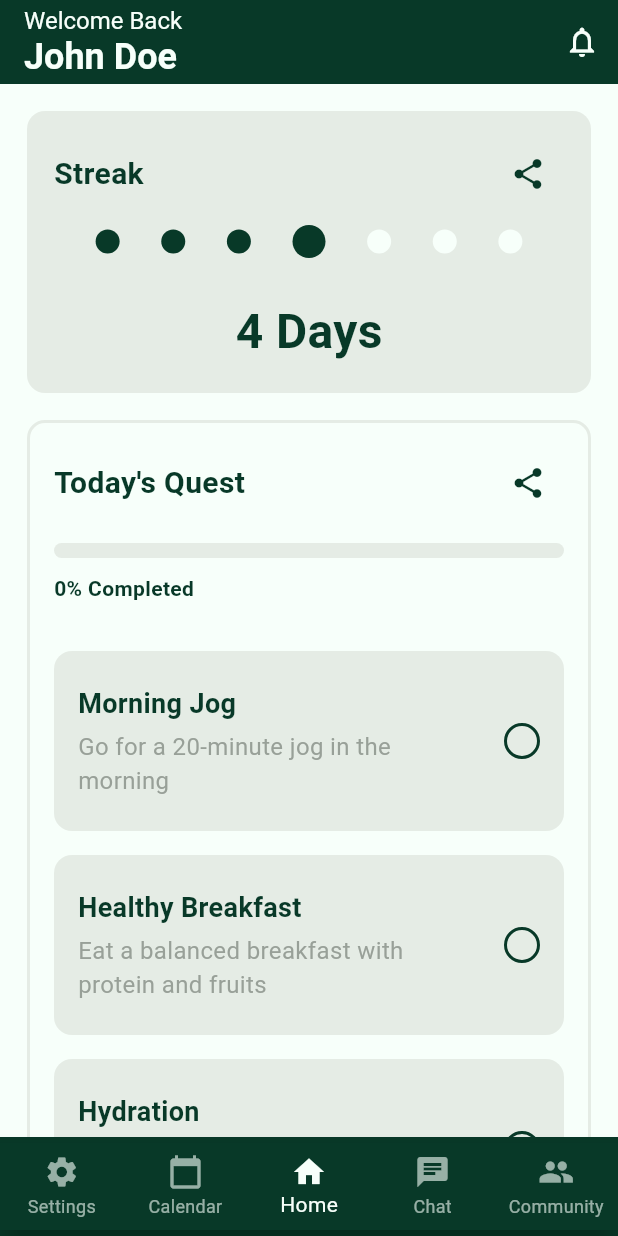
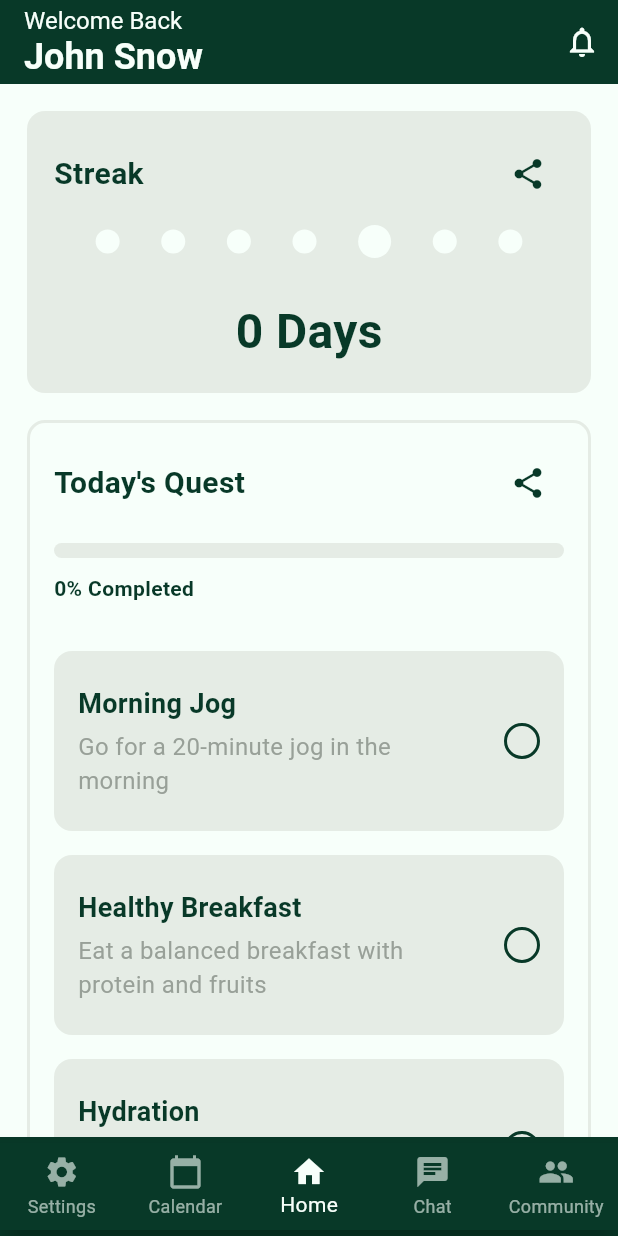
Before and after one commit to OppaiMilk/FitQuest, a Flutter app: the screen it shows after launch, after a tap on the "share" icon, on a phone screen of 412 x 824 dp. Run offline on Flutter 3.47's test engine with Material 3 defaults, Android fonts, the phone set to English and light mode, and no system bars; our stand-ins replace flutter_bloc; network calls fail.

Commit message:
Just look at the file structure, currently incomplete

```diff
--- /dev/null
+++ b/lib/core/utils/time_parser.dart
@@ -0,0 +1,45 @@
+class TimeParser {
+  static DateTime getMalaysiaTime() {
+    final now = DateTime.now().toUtc();
+    return now.add(const Duration(hours: 8));
+  }
+
+  static bool isConsecutiveDay(DateTime lastCompletedDate) {
+    final today = getMalaysiaTime();
+    final yesterday = today.subtract(const Duration(days: 1));
+
+    return lastCompletedDate.year == yesterday.year &&
+           lastCompletedDate.month == yesterday.month &&
+           lastCompletedDate.day == yesterday.day;
+  }
+
+  static bool isToday(DateTime date) {
+    final today = getMalaysiaTime();
+    return date.year == today.year &&
+           date.month == today.month &&
+           date.day == today.day;
+  }
+
+  static String formatDateTime(DateTime dateTime) {
+    return '${dateTime.year}-${_twoDigits(dateTime.month)}-${_twoDigits(dateTime.day)} '
+           '${_twoDigits(dateTime.hour)}:${_twoDigits(dateTime.minute)}:${_twoDigits(dateTime.second)}.${_threeDigits(dateTime.millisecond)}';
+  }
+
+  static String formatOffset(Duration offset) {
+    String sign = offset.isNegative ? '-' : '+';
+    int hours = offset.inHours.abs();
+    int minutes = offset.inMinutes.abs() % 60;
+    return '$sign${_twoDigits(hours)}:${_twoDigits(minutes)}';
+  }
+
+  static String _twoDigits(int n) {
+    if (n >= 10) return "$n";
+    return "0$n";
+  }
+
+  static String _threeDigits(int n) {
+    if (n >= 100) return "$n";
+    if (n >= 10) return "0$n";
+    return "00$n";
+  }
+}
--- a/lib/features/user_main/bloc/quest_bloc.dart
+++ b/lib/features/user_main/bloc/quest_bloc.dart
@@ -1,13 +1,10 @@
 import 'package:flutter_bloc/flutter_bloc.dart';
 import 'package:calories_tracking/features/user_main/models/quest.dart';
 import 'package:calories_tracking/features/user_main/repositories/quest_repository.dart';
+import 'package:calories_tracking/features/user_main/bloc/user_bloc.dart';
 
 // Events
-abstract class QuestEvent {
-  const QuestEvent();
-
-  List<Object> get props => [];
-}
+abstract class QuestEvent {}
 
 class FetchQuests extends QuestEvent {}
 
@@ -15,18 +12,11 @@ class UpdateQuestStatus extends QuestEvent {
   final int index;
   final bool status;
 
-  const UpdateQuestStatus(this.index, this.status);
-
-  @override
-  List<Object> get props => [index, status];
+  UpdateQuestStatus(this.index, this.status);
 }
 
 // States
-abstract class QuestState {
-  const QuestState();
-
-  List<Object> get props => [];
-}
+abstract class QuestState {}
 
 class QuestInitial extends QuestState {}
 
@@ -36,14 +26,10 @@ class QuestLoaded extends QuestState {
   final List<Quest> quests;
   final List<bool> questCompletionStatus;
 
-  const QuestLoaded(this.quests, this.questCompletionStatus);
-
-  @override
-  List<Object> get props => [quests, questCompletionStatus];
+  QuestLoaded(this.quests, this.questCompletionStatus);
 
   double get completionPercentage {
-    int completedQuests =
-        questCompletionStatus.where((status) => status).length;
+    int completedQuests = questCompletionStatus.where((status) => status).length;
     return completedQuests / questCompletionStatus.length;
   }
 
@@ -61,23 +47,20 @@ class QuestLoaded extends QuestState {
 class QuestError extends QuestState {
   final String message;
 
-  const QuestError(this.message);
-
-  @override
-  List<Object> get props => [message];
+  QuestError(this.message);
 }
 
 // BLoC
 class QuestBloc extends Bloc<QuestEvent, QuestState> {
   final QuestRepository _questRepository;
+  final UserBloc _userBloc;
 
-  QuestBloc(this._questRepository) : super(QuestInitial()) {
+  QuestBloc(this._questRepository, this._userBloc) : super(QuestInitial()) {
     on<FetchQuests>(_onFetchQuests);
     on<UpdateQuestStatus>(_onUpdateQuestStatus);
   }
 
-  Future<void> _onFetchQuests(
-      FetchQuests event, Emitter<QuestState> emit) async {
+  Future<void> _onFetchQuests(FetchQuests event, Emitter<QuestState> emit) async {
     emit(QuestLoading());
     try {
       final quests = await _questRepository.getQuests();
@@ -93,7 +76,27 @@ class QuestBloc extends Bloc<QuestEvent, QuestState> {
       final currentState = state as QuestLoaded;
       final updatedStatus = List<bool>.from(currentState.questCompletionStatus);
       updatedStatus[event.index] = event.status;
-      emit(currentState.copyWith(questCompletionStatus: updatedStatus));
+
+      final newState = currentState.copyWith(questCompletionStatus: updatedStatus);
+      emit(newState);
+
+      // Calculate total points earned and check if all quests are completed
+      int pointsEarned = 0;
+      bool allQuestsCompleted = true;
+      for (int i = 0; i < newState.quests.length; i++) {
+        if (newState.questCompletionStatus[i]) {
+          pointsEarned += newState.quests[i].points;
+        } else {
+          allQuestsCompleted = false;
+        }
+      }
+
+      // Update the user's streak and points
+      _userBloc.add(UpdateStreak(
+        userId: 'currentUserId', // You'll need to get the actual user ID
+        allQuestsCompleted: allQuestsCompleted,
+        pointsEarned: pointsEarned,
+      ));
     }
   }
 }
--- /dev/null
+++ b/lib/features/user_main/bloc/user_bloc.dart
@@ -0,0 +1,93 @@
+import 'package:flutter_bloc/flutter_bloc.dart';
+import 'package:calories_tracking/features/user_main/models/user.dart';
+import 'package:calories_tracking/features/user_main/repositories/user_repository.dart';
+
+// Events
+abstract class UserEvent {}
+
+class FetchUser extends UserEvent {
+  final String userId;
+  FetchUser(this.userId);
+}
+
+class UpdateStreak extends UserEvent {
+  final String userId;
+  final bool allQuestsCompleted;
+  final int pointsEarned;
+
+  UpdateStreak({
+    required this.userId,
+    required this.allQuestsCompleted,
+    required this.pointsEarned,
+  });
+}
+
+// States
+abstract class UserState {}
+
+class UserInitial extends UserState {}
+
+class UserLoading extends UserState {}
+
+class UserLoaded extends UserState {
+  final User user;
+  final bool allQuestsCompletedToday;
+
+  UserLoaded(this.user, this.allQuestsCompletedToday);
+}
+
+class UserError extends UserState {
+  final String message;
+  UserError(this.message);
+}
+
+// BLoC
+class UserBloc extends Bloc<UserEvent, UserState> {
+  final UserRepository _userRepository;
+
+  UserBloc(this._userRepository) : super(UserInitial()) {
+    on<FetchUser>(_onFetchUser);
+    on<UpdateStreak>(_onUpdateStreak);
+  }
+
+  Future<void> _onFetchUser(FetchUser event, Emitter<UserState> emit) async {
+    emit(UserLoading());
+    try {
+      final user = await _userRepository.getUserById(event.userId);
+      emit(UserLoaded(user, false)); // Assume quests are not completed when fetching
+    } catch (e) {
+      emit(UserError('Failed to fetch user: ${e.toString()}'));
+    }
+  }
+
+  Future<void> _onUpdateStreak(UpdateStreak event, Emitter<UserState> emit) async {
+    if (state is UserLoaded) {
+      final currentState = state as UserLoaded;
+      final currentUser = currentState.user;
+
+      final today = DateTime.now();
+      final lastCompleted = currentUser.lastCompletedDate;
+
+      int newStreak = currentUser.currentStreak;
+      if (event.allQuestsCompleted) {
+        if (today.difference(lastCompleted).inDays == 1) {
+          // Increment streak if it's a consecutive day
+          newStreak++;
+        } else if (today.difference(lastCompleted).inDays > 1) {
+          // Reset streak if it's not consecutive
+          newStreak = 1;
+        }
+      }
+
+      final updatedUser = currentUser.copyWith(
+        currentStreak: newStreak,
+        lastCompletedDate: event.allQuestsCompleted ? today : currentUser.lastCompletedDate,
+        totalPoints: currentUser.totalPoints + event.pointsEarned,
+        completedSessions: currentUser.completedSessions + (event.allQuestsCompleted ? 1 : 0),
+      );
+
+      await _userRepository.updateUser(updatedUser);
+      emit(UserLoaded(updatedUser, event.allQuestsCompleted));
+    }
+  }
+}
--- /dev/null
+++ b/lib/features/user_main/models/user.dart
@@ -0,0 +1,75 @@
+class User {
+  final String id;
+  final String name;
+  final int currentStreak;
+  final DateTime lastCompletedDate;
+  final int totalPoints;
+  final int completedSessions;
+  final String email;
+  final String location;
+
+  const User({
+    required this.id,
+    required this.name,
+    required this.currentStreak,
+    required this.lastCompletedDate,
+    required this.totalPoints,
+    required this.completedSessions,
+    required this.email,
+    required this.location,
+  });
+
+  User copyWith({
+    String? id,
+    String? name,
+    int? currentStreak,
+    DateTime? lastCompletedDate,
+    int? totalPoints,
+    int? completedSessions,
+    String? email,
+    String? location,
+  }) {
+    return User(
+      id: id ?? this.id,
+      name: name ?? this.name,
+      currentStreak: currentStreak ?? this.currentStreak,
+      lastCompletedDate: lastCompletedDate ?? this.lastCompletedDate,
+      totalPoints: totalPoints ?? this.totalPoints,
+      completedSessions: completedSessions ?? this.completedSessions,
+      email: email ?? this.email,
+      location: location ?? this.location,
+    );
+  }
+
+  @override
+  String toString() {
+    return 'User(id: $id, name: $name, currentStreak: $currentStreak, lastCompletedDate: $lastCompletedDate, totalPoints: $totalPoints, completedSessions: $completedSessions, email: $email, location: $location)';
+  }
+
+  @override
+  bool operator ==(Object other) {
+    if (identical(this, other)) return true;
+
+    return other is User &&
+        other.id == id &&
+        other.name == name &&
+        other.currentStreak == currentStreak &&
+        other.lastCompletedDate == lastCompletedDate &&
+        other.totalPoints == totalPoints &&
+        other.completedSessions == completedSessions &&
+        other.email == email &&
+        other.location == location;
+  }
+
+  @override
+  int get hashCode {
+    return id.hashCode ^
+    name.hashCode ^
+    currentStreak.hashCode ^
+    lastCompletedDate.hashCode ^
+    totalPoints.hashCode ^
+    completedSessions.hashCode ^
+    email.hashCode ^
+    location.hashCode;
+  }
+}
--- /dev/null
+++ b/lib/features/user_main/repositories/user_repository.dart
@@ -0,0 +1,49 @@
+import 'package:calories_tracking/features/user_main/models/user.dart';
+import 'package:calories_tracking/core/utils/time_parser.dart';
+
+class UserRepository {
+  // Simulating a data source
+  final List<User> _users = [
+    User(
+      id: '1',
+      name: 'John Snow',
+      currentStreak: 1,
+      lastCompletedDate: TimeParser.getMalaysiaTime(),
+      totalPoints: 150,
+      completedSessions: 12,
+      email: 'john.snow@example.com',
+      location: 'Kuala Lumpur',
+    ),
+  ];
+
+  Future<User> getUserById(String id) async {
+    // Simulating API call
+    await Future.delayed(const Duration(seconds: 1));
+
+    return _users.firstWhere(
+          (user) => user.id == id,
+      orElse: () => User(
+        id: id,
+        name: 'Unknown User',
+        currentStreak: 0,
+        lastCompletedDate: TimeParser.getMalaysiaTime(),
+        totalPoints: 0,
+        completedSessions: 0,
+        email: 'unknown@example.com',
+        location: 'Unknown',
+      ),
+    );
+  }
+
+  Future<void> updateUser(User user) async {
+    // Simulating API call
+    await Future.delayed(const Duration(seconds: 1));
+
+    final index = _users.indexWhere((u) => u.id == user.id);
+    if (index != -1) {
+      _users[index] = user;
+    } else {
+      _users.add(user);
+    }
+  }
+}
--- a/lib/features/user_main/screens/user_main_screen.dart
+++ b/lib/features/user_main/screens/user_main_screen.dart
@@ -1,25 +1,57 @@
 import 'package:flutter/material.dart';
 import 'package:flutter_bloc/flutter_bloc.dart';
 import 'package:calories_tracking/core/theme/app_theme.dart';
+import 'package:calories_tracking/features/user_main/models/user.dart';
 import 'package:calories_tracking/features/user_main/bloc/quest_bloc.dart';
+import 'package:calories_tracking/features/user_main/bloc/user_bloc.dart';
 import 'package:calories_tracking/features/user_main/widgets/bottom_navigation.dart';
 import 'package:calories_tracking/features/user_main/widgets/quest_section.dart';
 import 'package:calories_tracking/features/user_main/widgets/streak_card.dart';
+import 'package:calories_tracking/features/user_main/widgets/quest_item.dart';
 
 class UserMainScreen extends StatelessWidget {
-  const UserMainScreen({super.key});
+  const UserMainScreen({Key? key}) : super(key: key);
 
   @override
   Widget build(BuildContext context) {
+    context.read<UserBloc>().add(FetchUser('1'));
+
     return Scaffold(
       backgroundColor: AppTheme.tertiaryColor,
-      appBar: AppBar(
+      appBar: _buildAppBar(),
+      body: _buildBody(),
+      bottomNavigationBar: const BottomNavigationBarWidget(),
+    );
+  }
+
+  PreferredSizeWidget _buildAppBar() {
+    return AppBar(
       backgroundColor: AppTheme.primaryColor,
       elevation: 0,
-        title: const Column(
+      title: BlocBuilder<UserBloc, UserState>(
+        builder: (context, state) {
+          if (state is UserLoaded) {
+            return _buildWelcomeText(state.user.name);
+          }
+          return const Text('Welcome');
+        },
+      ),
+      actions: [
+        IconButton(
+          icon: const Icon(Icons.notifications_outlined, color: AppTheme.primaryTextColor),
+          onPressed: () {
+            // TODO: Implement notification functionality
+          },
+        ),
+      ],
+    );
+  }
+
+  Widget _buildWelcomeText(String userName) {
+    return Column(
       crossAxisAlignment: CrossAxisAlignment.start,
       children: [
-            Text(
+        const Text(
           'Welcome Back',
           style: TextStyle(
             color: AppTheme.primaryTextColor,
@@ -28,67 +60,93 @@ class UserMainScreen extends StatelessWidget {
           ),
         ),
         Text(
-              'John Doe',
-              style: TextStyle(
+          userName,
+          style: const TextStyle(
             color: AppTheme.primaryTextColor,
             fontSize: 24,
             fontWeight: FontWeight.bold,
           ),
         ),
       ],
-        ),
-        actions: [
-          IconButton(
-            icon: const Icon(Icons.notifications_outlined,
-                color: AppTheme.primaryTextColor),
-            onPressed: () {},
-          ),
-        ],
-      ),
-      body: BlocBuilder<QuestBloc, QuestState>(
-        builder: (context, state) {
-          if (state is QuestInitial) {
+    );
+  }
+
+  Widget _buildBody() {
+    return BlocBuilder<UserBloc, UserState>(
+      builder: (context, userState) {
+        if (userState is UserLoaded) {
+          return BlocBuilder<QuestBloc, QuestState>(
+            builder: (context, questState) {
+              if (questState is QuestInitial) {
                 context.read<QuestBloc>().add(FetchQuests());
+              }
+              return _buildContent(userState.user, questState, userState.allQuestsCompletedToday);
+            },
+          );
+        }
         return const Center(child: CircularProgressIndicator());
-          } else if (state is QuestLoading) {
+      },
+    );
+  }
+
+  Widget _buildContent(User user, QuestState questState, bool allQuestsCompletedToday) {
+    if (questState is QuestLoading) {
       return const Center(child: CircularProgressIndicator());
-          } else if (state is QuestLoaded) {
+    } else if (questState is QuestLoaded) {
       return CustomScrollView(
         slivers: [
           SliverPadding(
             padding: const EdgeInsets.all(18),
             sliver: SliverToBoxAdapter(
               child: StreakCard(
+                streakDays: user.currentStreak,
                 onSharePressed: () {
-                        //TODO implement share code
+                  // TODO: Implement share functionality
                 },
+                allQuestsCompletedToday: allQuestsCompletedToday,
               ),
             ),
           ),
           SliverPadding(
             padding: const EdgeInsets.symmetric(horizontal: 18),
             sliver: SliverToBoxAdapter(
-                    child: QuestSection(
-                      quests: state.quests,
-                      questCompletionStatus: state.questCompletionStatus,
-                      completionPercentage: state.completionPercentage,
-                      onQuestStatusChanged: (index, status) {
-                        context
-                            .read<QuestBloc>()
-                            .add(UpdateQuestStatus(index, status));
-                      },
-                    ),
+              child: _buildQuestSection(questState),
             ),
           ),
         ],
       );
-          } else if (state is QuestError) {
-            return Center(child: Text('Error: ${state.message}'));
     }
-          return const Center(child: Text('Unknown state'));
+    return const SizedBox.shrink();
+  }
+
+  Widget _buildQuestSection(QuestLoaded questState) {
+    return QuestSection(
+      quests: questState.quests.asMap().entries.map((entry) {
+        final index = entry.key;
+        final quest = entry.value;
+        return QuestData(
+          title: quest.title,
+          description: quest.description,
+          isCompleted: questState.questCompletionStatus[index],
+        );
+      }).toList(),
+      completionPercentage: questState.completionPercentage,
+      questItemBuilder: (context, index) => _buildQuestItem(context, index, questState),
+      onSharePressed: () {
+        // TODO: Implement share functionality
       },
-      ),
-      bottomNavigationBar: const BottomNavigationBarWidget(),
+    );
+  }
+
+  Widget _buildQuestItem(BuildContext context, int index, QuestLoaded questState) {
+    final quest = questState.quests[index];
+    return QuestItem(
+      name: quest.title,
+      description: quest.description,
+      isCompleted: questState.questCompletionStatus[index],
+      onStatusChanged: (status) {
+        context.read<QuestBloc>().add(UpdateQuestStatus(index, status));
+      },
     );
   }
 }
--- a/lib/features/user_main/widgets/quest_section.dart
+++ b/lib/features/user_main/widgets/quest_section.dart
@@ -1,20 +1,18 @@
-import 'package:calories_tracking/features/user_main/models/quest.dart';
-import 'package:calories_tracking/features/user_main/widgets/quest_item.dart';
 import 'package:flutter/material.dart';
 import 'package:calories_tracking/core/theme/app_theme.dart';
 
 class QuestSection extends StatelessWidget {
-  final List<Quest> quests;
-  final List<bool> questCompletionStatus;
+  final List<QuestData> quests;
   final double completionPercentage;
-  final void Function(int index, bool status) onQuestStatusChanged;
+  final Widget Function(BuildContext, int) questItemBuilder;
+  final VoidCallback onSharePressed;
 
   const QuestSection({
     super.key,
     required this.quests,
-    required this.questCompletionStatus,
     required this.completionPercentage,
-    required this.onQuestStatusChanged,
+    required this.questItemBuilder,
+    required this.onSharePressed,
   });
 
   @override
@@ -45,9 +43,8 @@ class QuestSection extends StatelessWidget {
                   ),
                 ),
                 IconButton(
-                  icon: const Icon(Icons.share,
-                      color: AppTheme.tertiaryTextColor),
-                  onPressed: () {},
+                  icon: const Icon(Icons.share, color: AppTheme.tertiaryTextColor),
+                  onPressed: onSharePressed,
                 ),
               ],
             ),
@@ -88,20 +85,22 @@ class QuestSection extends StatelessWidget {
             physics: const NeverScrollableScrollPhysics(),
             padding: const EdgeInsets.all(16),
             itemCount: quests.length,
-            itemBuilder: (context, index) {
-              final quest = quests[index];
-              return QuestItem(
-                name: quest.title,
-                description: quest.description,
-                isCompleted: questCompletionStatus[index],
-                onStatusChanged: (status) {
-                  onQuestStatusChanged(index, status);
-                },
-              );
-            },
+            itemBuilder: questItemBuilder,
           ),
         ],
       ),
     );
   }
 }
+
+class QuestData {
+  final String title;
+  final String description;
+  final bool isCompleted;
+
+  const QuestData({
+    required this.title,
+    required this.description,
+    required this.isCompleted,
+  });
+}
--- a/lib/features/user_main/widgets/streak_card.dart
+++ b/lib/features/user_main/widgets/streak_card.dart
@@ -3,11 +3,20 @@ import 'package:flutter/material.dart';
 
 class StreakCard extends StatelessWidget {
   final VoidCallback onSharePressed;
+  final int streakDays;
+  final bool allQuestsCompletedToday;
 
   const StreakCard({
-    super.key,
+    Key? key,
     required this.onSharePressed,
-  });
+    required this.streakDays,
+    required this.allQuestsCompletedToday,
+  }) : super(key: key);
+
+  int get currentDayIndex {
+    final now = DateTime.now();
+    return now.weekday % 7; // 0 for Sunday, 1 for Monday, ..., 6 for Saturday
+  }
 
   @override
   Widget build(BuildContext context) {
@@ -32,8 +41,7 @@ class StreakCard extends StatelessWidget {
                   ),
                 ),
                 IconButton(
-                  icon: const Icon(Icons.share,
-                      color: AppTheme.tertiaryTextColor),
+                  icon: const Icon(Icons.share, color: AppTheme.tertiaryTextColor),
                   onPressed: onSharePressed,
                 ),
               ],
@@ -43,22 +51,13 @@ class StreakCard extends StatelessWidget {
               mainAxisAlignment: MainAxisAlignment.spaceEvenly,
               children: List.generate(
                 7,
-                (index) => Container(
-                  width: index == 3 ? 22 : 16,
-                  height: index == 3 ? 26 : 16,
-                  decoration: BoxDecoration(
-                    shape: BoxShape.circle,
-                    color: index <= 3
-                        ? AppTheme.primaryColor
-                        : AppTheme.tertiaryColor,
-                  ),
-                ),
+                    (index) => _buildStreakCircle(index),
               ),
             ),
             const SizedBox(height: 24),
-            const Text(
-              '4 Days',
-              style: TextStyle(
+            Text(
+              '${allQuestsCompletedToday ? streakDays : streakDays - 1} Days',
+              style: const TextStyle(
                 fontSize: 32,
                 fontWeight: FontWeight.bold,
                 color: AppTheme.tertiaryTextColor,
@@ -69,4 +68,24 @@ class StreakCard extends StatelessWidget {
       ),
     );
   }
+
+  Widget _buildStreakCircle(int index) {
+    bool isCurrentDay = index == currentDayIndex;
+    bool isStreakDay = _isStreakDay(index);
+
+    return Container(
+      width: isCurrentDay ? 22 : 16,
+      height: isCurrentDay ? 26 : 16,
+      decoration: BoxDecoration(
+        shape: BoxShape.circle,
+        color: isStreakDay ? AppTheme.primaryColor : AppTheme.tertiaryColor,
+      ),
+    );
+  }
+
+  bool _isStreakDay(int index) {
+    int streakToShow = allQuestsCompletedToday ? streakDays : streakDays - 1;
+    int daysAgo = (currentDayIndex - index + 7) % 7;
+    return daysAgo < streakToShow;
+  }
 }
--- a/lib/main.dart
+++ b/lib/main.dart
@@ -1,12 +1,35 @@
-import 'package:calories_tracking/features/user_main/bloc/quest_bloc.dart';
-import 'package:calories_tracking/features/user_main/repositories/quest_repository.dart';
+import 'package:calories_tracking/core/utils/time_parser.dart';
 import 'package:flutter/material.dart';
+import 'package:flutter_bloc/flutter_bloc.dart';
 import 'package:calories_tracking/core/theme/app_theme.dart';
 import 'package:calories_tracking/features/user_main/screens/user_main_screen.dart';
-import 'package:flutter_bloc/flutter_bloc.dart';
+import 'package:calories_tracking/features/user_main/bloc/quest_bloc.dart';
+import 'package:calories_tracking/features/user_main/bloc/user_bloc.dart';
+import 'package:calories_tracking/features/user_main/repositories/quest_repository.dart';
+import 'package:calories_tracking/features/user_main/repositories/user_repository.dart';
 
 void main() {
+  final malaysiaTime = TimeParser.getMalaysiaTime();
+  print('App started at (Malaysia Time - MYT):');
+  print(TimeParser.formatDateTime(malaysiaTime));
+
   runApp(const MyApp());
+}
+
+String _formatDateTime(DateTime dateTime) {
+  return '${dateTime.year}-${_twoDigits(dateTime.month)}-${_twoDigits(dateTime.day)} '
+      '${_twoDigits(dateTime.hour)}:${_twoDigits(dateTime.minute)}:${_twoDigits(dateTime.second)}.${_threeDigits(dateTime.millisecond)}';
+}
+
+String _twoDigits(int n) {
+  if (n >= 10) return "$n";
+  return "0$n";
+}
+
+String _threeDigits(int n) {
+  if (n >= 100) return "$n";
+  if (n >= 10) return "0$n";
+  return "00$n";
 }
 
 class MyApp extends StatelessWidget {
@@ -14,13 +37,24 @@ class MyApp extends StatelessWidget {
 
   @override
   Widget build(BuildContext context) {
-    return MaterialApp(
+    return MultiBlocProvider(
+      providers: [
+        BlocProvider<UserBloc>(
+          create: (context) => UserBloc(UserRepository()),
+        ),
+        BlocProvider<QuestBloc>(
+          create: (context) => QuestBloc(
+            QuestRepository(),
+            context.read<UserBloc>(),
+          ),
+        ),
+      ],
+      child: MaterialApp(
         debugShowCheckedModeBanner: false,
         title: 'FitQuest',
         theme: AppTheme.lightTheme,
-        home: BlocProvider(
-          create: (context) => QuestBloc(QuestRepository()),
-          child: const UserMainScreen(),
-        ));
+        home: const UserMainScreen(),
+      ),
+    );
   }
 }
```
Lines whose indentation alone changed are shown as unchanged.
